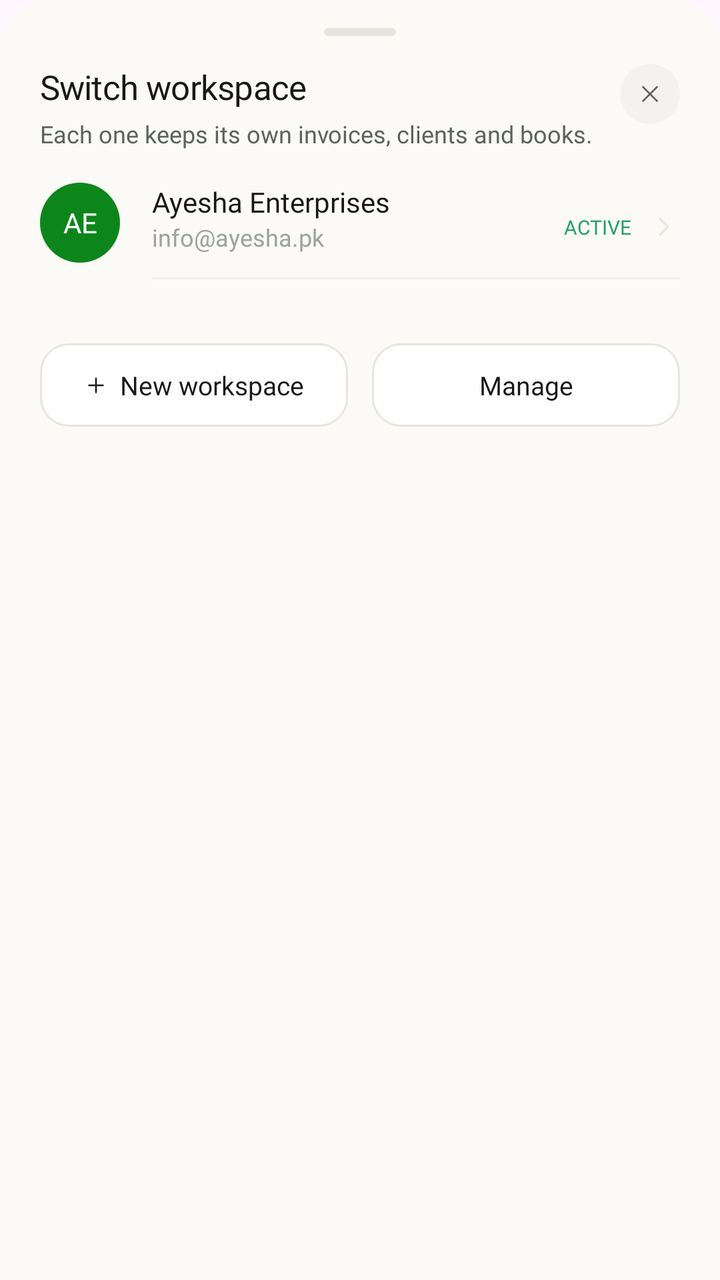
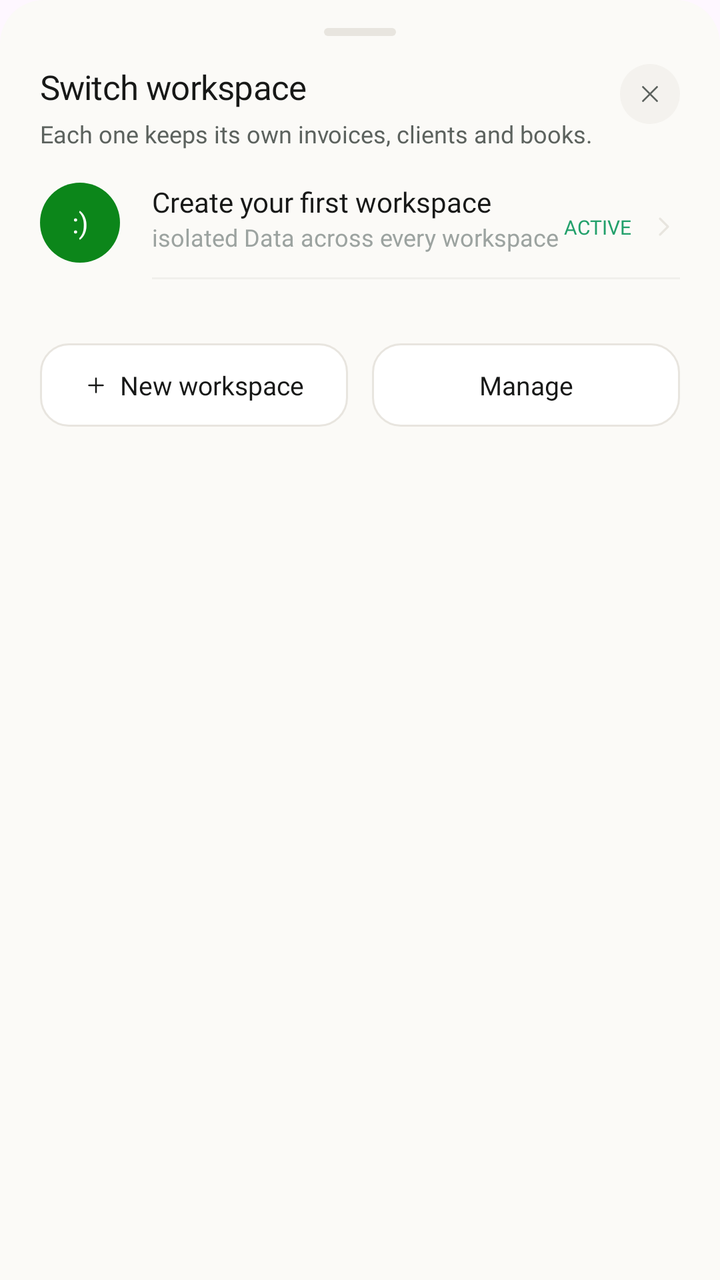

The first picture is an Android layout as it rendered before a commit; the second is the same layout after the commit. The layout source and the unified diff follow.
<!-- AndroidManifest.xml: application theme Theme.InvoiceGenerator -->
<!-- res/layout/bottom_sheet_switch_workspace.xml -->
<?xml version="1.0" encoding="utf-8"?>
<androidx.constraintlayout.widget.ConstraintLayout xmlns:android="http://schemas.android.com/apk/res/android"
    xmlns:app="http://schemas.android.com/apk/res-auto"
    android:layout_width="match_parent"
    android:layout_height="wrap_content"
    android:background="@drawable/bottom_sheet_bg"
    android:paddingHorizontal="20dp"
    android:paddingTop="8dp"
    android:paddingBottom="28dp">

    
    <View
        android:id="@+id/dragHandle"
        android:layout_width="36dp"
        android:layout_height="4dp"
        android:layout_marginTop="6dp"
        android:background="@drawable/drag_handle_bg"
        app:layout_constraintEnd_toEndOf="parent"
        app:layout_constraintStart_toStartOf="parent"
        app:layout_constraintTop_toTopOf="parent" />

    
    <TextView
        android:id="@+id/title"
        android:layout_width="0dp"
        android:layout_height="wrap_content"
        android:layout_marginTop="14dp"
        android:fontFamily="@font/inter_bold"
        android:letterSpacing="-0.015"
        android:text="Switch workspace"
        android:textColor="#171817"
        android:textSize="17sp"
        app:layout_constraintEnd_toStartOf="@+id/closeBtn"
        app:layout_constraintStart_toStartOf="parent"
        app:layout_constraintTop_toBottomOf="@id/dragHandle" />

    <TextView
        android:id="@+id/subtitle"
        android:layout_width="0dp"
        android:layout_height="wrap_content"
        android:layout_marginTop="4dp"
        android:fontFamily="@font/inter"
        android:lineSpacingExtra="4dp"
        android:text="Each one keeps its own invoices, clients and books."
        android:textColor="#5C625E"
        android:textSize="12sp"
        app:layout_constraintEnd_toEndOf="@id/title"
        app:layout_constraintStart_toStartOf="parent"
        app:layout_constraintTop_toBottomOf="@id/title" />

    <androidx.constraintlayout.widget.ConstraintLayout
        android:id="@+id/closeBtn"
        android:layout_width="30dp"
        android:layout_height="30dp"
        android:background="@drawable/avatar_crossed_state_bg"
        android:backgroundTint="#F4F2EE"
        app:layout_constraintEnd_toEndOf="parent"
        app:layout_constraintTop_toTopOf="@id/title">

        <ImageView
            android:layout_width="14dp"
            android:layout_height="14dp"
            android:src="@drawable/ic_close"
            app:layout_constraintBottom_toBottomOf="parent"
            app:layout_constraintEnd_toEndOf="parent"
            app:layout_constraintStart_toStartOf="parent"
            app:layout_constraintTop_toTopOf="parent"
            app:tint="#5C625E" />
    </androidx.constraintlayout.widget.ConstraintLayout>

    

    <androidx.constraintlayout.widget.ConstraintLayout
        android:id="@+id/activeWorkspaceSection"
        android:layout_width="match_parent"
        android:layout_height="wrap_content"
        android:background="?attr/selectableItemBackground"
        android:paddingVertical="12dp"
        app:layout_constraintTop_toBottomOf="@id/subtitle"
        app:layout_constraintStart_toStartOf="parent"
        app:layout_constraintEnd_toEndOf="parent">


        <FrameLayout
            android:id="@+id/logoArea"
            android:layout_width="44dp"
            android:layout_height="44dp"
            app:layout_constraintBottom_toBottomOf="parent"
            app:layout_constraintStart_toStartOf="parent"
            app:layout_constraintTop_toTopOf="parent"
            >
            <TextView
                android:id="@+id/workspaceAvatar"
                android:layout_width="40dp"
                android:layout_height="40dp"
                android:background="@drawable/avatar_circle"
                android:backgroundTint="#0C861A"
                android:fontFamily="@font/inter_bold"
                android:gravity="center"
                android:text="AE"
                android:textColor="#FFFFFF"
                android:textSize="14sp"
                />
            <com.google.android.material.imageview.ShapeableImageView
                android:id="@+id/logo"
                android:layout_width="44dp"
                android:layout_height="44dp"
                android:scaleType="centerCrop"
                app:shapeAppearanceOverlay="@style/ShapeAppearance.Material3.Corner.Full"
                android:visibility="gone"/>
        </FrameLayout>


        <TextView
            android:id="@+id/workspaceName"
            android:layout_width="0dp"
            android:layout_height="wrap_content"
            android:layout_marginStart="12dp"
            android:fontFamily="@font/inter_semibold"
            android:text="Ayesha Enterprises"
            android:textColor="#171817"
            android:textSize="14sp"
            app:layout_constraintEnd_toStartOf="@+id/activeIndicator"
            app:layout_constraintStart_toEndOf="@id/logoArea"
            app:layout_constraintTop_toTopOf="@id/logoArea" />

        <TextView
            android:id="@+id/workspaceSubtitle"
            android:layout_width="0dp"
            android:layout_height="wrap_content"
            android:fontFamily="@font/inter"
            android:text="info@ayesha.pk"
            android:textColor="#9CA3A0"
            android:textSize="12sp"
            app:layout_constraintEnd_toEndOf="@id/workspaceName"
            app:layout_constraintStart_toStartOf="@id/workspaceName"
            app:layout_constraintTop_toBottomOf="@id/workspaceName" />

        <TextView
            android:id="@+id/activeIndicator"
            android:layout_width="wrap_content"
            android:layout_height="wrap_content"
            android:layout_marginEnd="8dp"
            android:fontFamily="@font/inter_bold"
            android:text="ACTIVE"
            android:textColor="#22A06B"
            android:textSize="10sp"

            app:layout_constraintBottom_toBottomOf="parent"
            app:layout_constraintEnd_toStartOf="@+id/arrowRight"
            app:layout_constraintTop_toTopOf="parent" />

        <ImageView
            android:id="@+id/arrowRight"
            android:layout_width="16dp"
            android:layout_height="16dp"
            android:src="@drawable/ic_back"
            android:rotation="180"
            app:layout_constraintBottom_toBottomOf="parent"
            app:layout_constraintEnd_toEndOf="parent"
            app:layout_constraintTop_toTopOf="parent"
            app:tint="#E8E5DF" />

        <View
            android:id="@+id/divider"
            android:layout_width="0dp"
            android:layout_height="1dp"
            android:layout_marginTop="12dp"
            android:background="#F1F0EC"
            app:layout_constraintEnd_toEndOf="parent"
            app:layout_constraintStart_toStartOf="@id/workspaceName"
            app:layout_constraintTop_toBottomOf="@id/workspaceSubtitle" />

    </androidx.constraintlayout.widget.ConstraintLayout>

    
    <LinearLayout
        android:layout_width="match_parent"
        android:layout_height="wrap_content"
        android:layout_marginTop="20dp"
        android:orientation="horizontal"
        app:layout_constraintTop_toBottomOf="@id/activeWorkspaceSection">

        <androidx.constraintlayout.widget.ConstraintLayout
            android:id="@+id/btnNewWorkspace"
            android:layout_width="0dp"
            android:layout_height="wrap_content"
            android:layout_weight="1"
            android:background="@drawable/bg_input_field"
            android:paddingVertical="12dp">

            <ImageView
                android:id="@+id/plusIcon"
                android:layout_width="12dp"
                android:layout_height="12dp"
                android:src="@drawable/ic_plus"
                app:layout_constraintBottom_toBottomOf="parent"
                app:layout_constraintEnd_toStartOf="@+id/tvNewWorkspace"
                app:layout_constraintHorizontal_chainStyle="packed"
                app:layout_constraintStart_toStartOf="parent"
                app:layout_constraintTop_toTopOf="parent"
                app:tint="#171817" />

            <TextView
                android:id="@+id/tvNewWorkspace"
                android:layout_width="wrap_content"
                android:layout_height="wrap_content"
                android:layout_marginStart="6dp"
                android:fontFamily="@font/inter_semibold"
                android:text="New workspace"
                android:textColor="#171817"
                android:textSize="13sp"
                app:layout_constraintBottom_toBottomOf="parent"
                app:layout_constraintEnd_toEndOf="parent"
                app:layout_constraintStart_toEndOf="@id/plusIcon"
                app:layout_constraintTop_toTopOf="parent" />

        </androidx.constraintlayout.widget.ConstraintLayout>

        <View
            android:layout_width="12dp"
            android:layout_height="1px" />

        <TextView
            android:id="@+id/btnManage"
            android:layout_width="0dp"
            android:layout_height="match_parent"
            android:layout_weight="1"
            android:background="@drawable/bg_input_field"
            android:fontFamily="@font/inter_semibold"
            android:gravity="center"
            android:text="Manage"
            android:textColor="#171817"
            android:textSize="13sp" />

    </LinearLayout>

</androidx.constraintlayout.widget.ConstraintLayout>
<!-- resources referenced by this layout -->
<resources>
  <!-- drawable avatar_circle (drawable) -->
  <?xml version="1.0" encoding="utf-8"?>
  <shape xmlns:android="http://schemas.android.com/apk/res/android"
      android:shape="rectangle">
      <solid android:color="@color/avatar_green_bg"/>
      <corners android:radius="999dp"/>
  
  </shape>
  <!-- drawable avatar_crossed_state_bg (drawable) -->
  <?xml version="1.0" encoding="utf-8"?>
  <shape xmlns:android="http://schemas.android.com/apk/res/android"
      android:shape="rectangle">
      <solid android:color="@color/tickedColorbg"/>
      <corners android:radius="999dp"/>
  
  </shape>
  <!-- drawable bg_input_field (drawable) -->
  <?xml version="1.0" encoding="utf-8"?>
  <shape xmlns:android="http://schemas.android.com/apk/res/android"
      android:shape="rectangle">
      <solid android:color="#FFFFFF"/>
      <stroke android:width="1dp"
          android:color="#E8E5DF"/>
      <corners android:radius="14dp"/>
  
  </shape>
  <!-- drawable bottom_sheet_bg (drawable) -->
  <?xml version="1.0" encoding="utf-8"?>
  <shape xmlns:android="http://schemas.android.com/apk/res/android">
      <solid android:color="#FBFAF7" />
      <corners
          android:topLeftRadius="22dp"
          android:topRightRadius="22dp"
          android:bottomLeftRadius="0dp"
          android:bottomRightRadius="0dp" />
  </shape>
  <!-- drawable drag_handle_bg (drawable) -->
  <?xml version="1.0" encoding="utf-8"?>
  <shape xmlns:android="http://schemas.android.com/apk/res/android">
      <solid android:color="#E8E5DF" />
      <corners android:radius="2dp" />
  </shape>
  <!-- drawable ic_back (drawable) -->
  <?xml version="1.0" encoding="utf-8"?>
  <vector xmlns:android="http://schemas.android.com/apk/res/android"
      android:width="24dp"
      android:height="24dp"
      android:viewportWidth="24"
      android:viewportHeight="24">
      <path
          android:pathData="M15,6 L9,12 L15,18"
          android:strokeColor="#171817"
          android:strokeWidth="1.6"
          android:strokeLineCap="round"
          android:strokeLineJoin="round"
          android:fillColor="@android:color/transparent" />
  </vector>
  <!-- drawable ic_close (drawable) -->
  <?xml version="1.0" encoding="utf-8"?>
  <vector xmlns:android="http://schemas.android.com/apk/res/android"
      android:width="14dp"
      android:height="14dp"
      android:viewportWidth="24"
      android:viewportHeight="24">
  
      <path
          android:pathData="M6,6 L18,18"
          android:strokeColor="#5C625E"
          android:strokeWidth="1.6"
          android:strokeLineCap="round"
          android:strokeLineJoin="round" />
  
      <path
          android:pathData="M18,6 L6,18"
          android:strokeColor="#5C625E"
          android:strokeWidth="1.6"
          android:strokeLineCap="round"
          android:strokeLineJoin="round" />
  
  </vector>
  <!-- drawable ic_plus (drawable) -->
  <vector xmlns:android="http://schemas.android.com/apk/res/android"
      android:width="12dp"
      android:height="12dp"
      android:viewportWidth="24"
      android:viewportHeight="24">
      <path
          android:pathData="M12 5v14"
          android:strokeColor="#0C861A"
          android:strokeWidth="1.6"
          android:strokeLineCap="round"
          android:strokeLineJoin="round"
          android:fillColor="@android:color/transparent" />
      <path
          android:pathData="M5 12h14"
          android:strokeColor="#0C861A"
          android:strokeWidth="1.6"
          android:strokeLineCap="round"
          android:strokeLineJoin="round"
          android:fillColor="@android:color/transparent" />
  </vector>
  <style name="Theme.InvoiceGenerator" parent="Base.Theme.InvoiceGenerator" />
  <color name="avatar_green_bg">#7E8E6B</color>
  <color name="tickedColorbg">#22A06B</color>
  <style name="Base.Theme.InvoiceGenerator" parent="Theme.Material3.DayNight.NoActionBar">
          <item name="android:navigationBarColor">@android:color/transparent</item>
          <item name="android:statusBarColor">@android:color/transparent</item>
          <item name="android:windowLightNavigationBar">true</item>
      </style>
</resources>

<!-- the commit's change to res/layout/bottom_sheet_switch_workspace.xml (unified diff, before → after) -->
@@ -97,7 +97,7 @@
                 android:backgroundTint="#0C861A"
                 android:fontFamily="@font/inter_bold"
                 android:gravity="center"
-                android:text="AE"
+                android:text=":)"
                 android:textColor="#FFFFFF"
                 android:textSize="14sp"
                 />
@@ -117,7 +117,7 @@
             android:layout_height="wrap_content"
             android:layout_marginStart="12dp"
             android:fontFamily="@font/inter_semibold"
-            android:text="Ayesha Enterprises"
+            android:text="Create your first workspace"
             android:textColor="#171817"
             android:textSize="14sp"
             app:layout_constraintEnd_toStartOf="@+id/activeIndicator"
@@ -129,7 +129,7 @@
             android:layout_width="0dp"
             android:layout_height="wrap_content"
             android:fontFamily="@font/inter"
-            android:text="info@ayesha.pk"
+            android:text="isolated Data across every workspace"
             android:textColor="#9CA3A0"
             android:textSize="12sp"
             app:layout_constraintEnd_toEndOf="@id/workspaceName"
